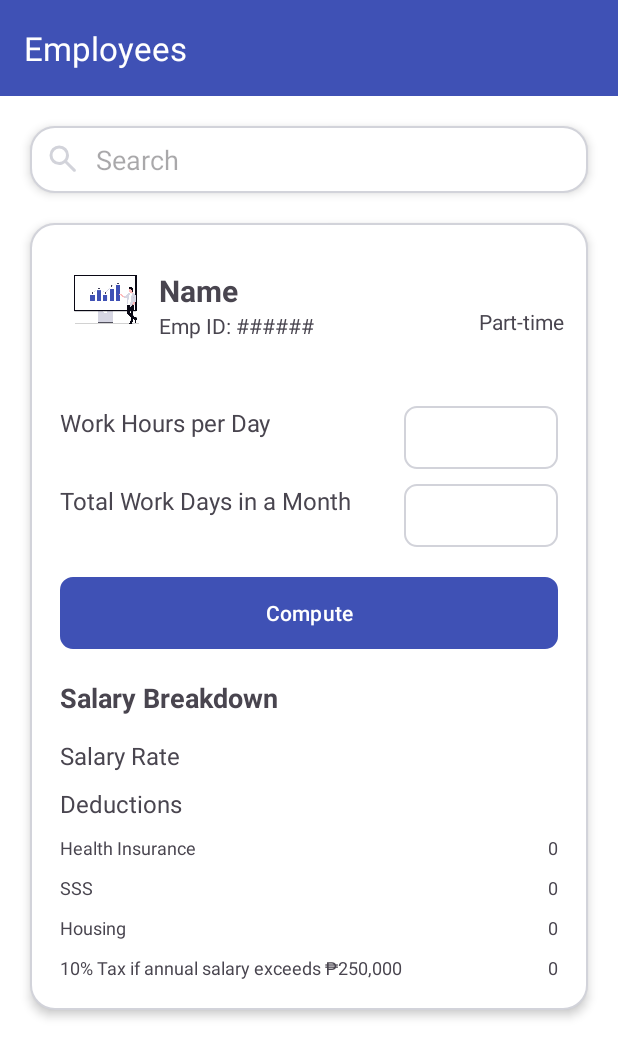
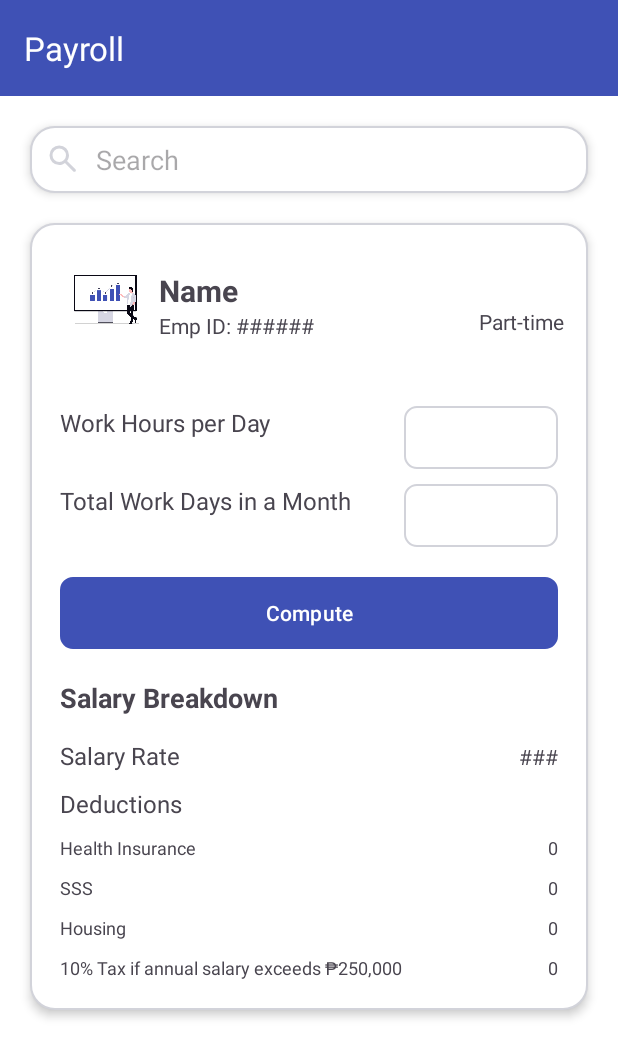
Before and after one commit to keybtsta/payroll, an Android app: the layout fragment_payroll.xml on its own in the app's theme, with its tools: preview values and no code run, on a phone screen of 412 x 824 dp. Shown: the top 1057 px of the screen. Run offline under Robolectric (Android 15) with nearby library versions, the phone set to English and light mode, and no system bars.

Commit message:
fragment_employees.xml ui

```diff
--- a/app/src/main/res/layout/fragment_payroll.xml
+++ b/app/src/main/res/layout/fragment_payroll.xml
@@ -17,7 +17,7 @@
         android:background="?attr/colorPrimary"
         android:minHeight="?attr/actionBarSize"
         android:theme="?attr/actionBarTheme"
-        app:title="Employees"
+        app:title="Payroll"
         app:titleTextColor="@color/white" />
 
     <EditText
@@ -201,15 +201,30 @@
                 android:textSize="18dp"
                 android:textStyle="bold" />
 
-            <TextView
-                android:id="@+id/textView21"
+            <LinearLayout
                 android:layout_width="match_parent"
                 android:layout_height="wrap_content"
-                android:layout_marginLeft="20dp"
-                android:layout_marginRight="20dp"
-                android:layout_marginBottom="10dp"
-                android:text="Salary Rate"
-                android:textSize="16dp" />
+                android:orientation="horizontal">
+
+                <TextView
+                    android:id="@+id/textView21"
+                    android:layout_width="wrap_content"
+                    android:layout_height="wrap_content"
+                    android:layout_marginLeft="20dp"
+                    android:layout_marginBottom="10dp"
+                    android:layout_weight="1"
+                    android:text="Salary Rate"
+                    android:textSize="16dp" />
+
+                <TextView
+                    android:id="@+id/textView6"
+                    android:layout_width="wrap_content"
+                    android:layout_height="wrap_content"
+                    android:layout_marginRight="20dp"
+                    android:layout_weight="1"
+                    android:text="###"
+                    android:textAlignment="textEnd" />
+            </LinearLayout>
 
             <TextView
                 android:id="@+id/textView12"
```
